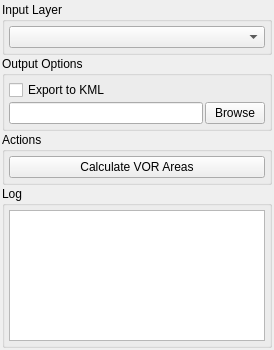
FLYGHT7/qpansopy, file Q_Pansopy/ui/conv/qpansopy_vor_dockwidget.ui: the form before one commit.
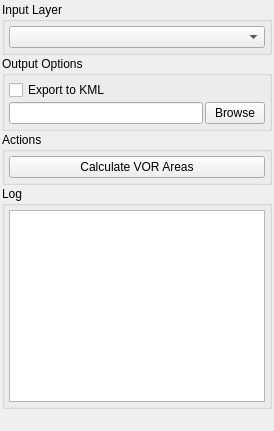
The form after the commit. Custom widgets are drawn as their Qt base class.

Patch:
```diff
--- a/Q_Pansopy/ui/conv/qpansopy_vor_dockwidget.ui
+++ b/Q_Pansopy/ui/conv/qpansopy_vor_dockwidget.ui
@@ -4,14 +4,8 @@
  <widget class="QDockWidget" name="QPANSOPYVORDockWidget">
   <property name="minimumSize">
    <size>
-    <width>250</width>
-    <height>200</height>
-   </size>
-  </property>
-  <property name="maximumSize">
-   <size>
-    <width>16777215</width>
-    <height>350</height>
+        <width>0</width>
+        <height>0</height>
    </size>
   </property>
   <widget class="QWidget" name="dockWidgetContents">
@@ -136,9 +130,9 @@
     <item>
      <widget class="QGroupBox" name="logGroup">
       <property name="sizePolicy">
-       <sizepolicy hsizetype="Preferred" vsizetype="Expanding">
+          <sizepolicy hsizetype="Preferred" vsizetype="Fixed">
         <horstretch>0</horstretch>
-        <verstretch>1</verstretch>
+            <verstretch>0</verstretch>
        </sizepolicy>
       </property>
       <property name="title">
@@ -153,7 +147,13 @@
        </property>
        <item>
         <widget class="QTextEdit" name="logTextEdit">
-         <property name="maximumHeight">
+        <property name="sizePolicy">
+         <sizepolicy hsizetype="Expanding" vsizetype="Fixed">
+          <horstretch>0</horstretch>
+          <verstretch>0</verstretch>
+         </sizepolicy>
+        </property>
+        <property name="minimumHeight">
           <number>60</number>
          </property>
          <property name="readOnly">
@@ -164,6 +164,19 @@
       </layout>
      </widget>
     </item>
+    <item>
+     <spacer name="verticalSpacer">
+      <property name="orientation">
+       <enum>Qt::Vertical</enum>
+      </property>
+      <property name="sizeHint" stdset="0">
+       <size>
+      <width>20</width>
+      <height>20</height>
+       </size>
+      </property>
+     </spacer>
+    </item>
    </layout>
   </widget>
  </widget>
```
Left out of the diff: 3 changed lines with no effect on the pictures. Lines whose indentation alone changed are shown as unchanged.
